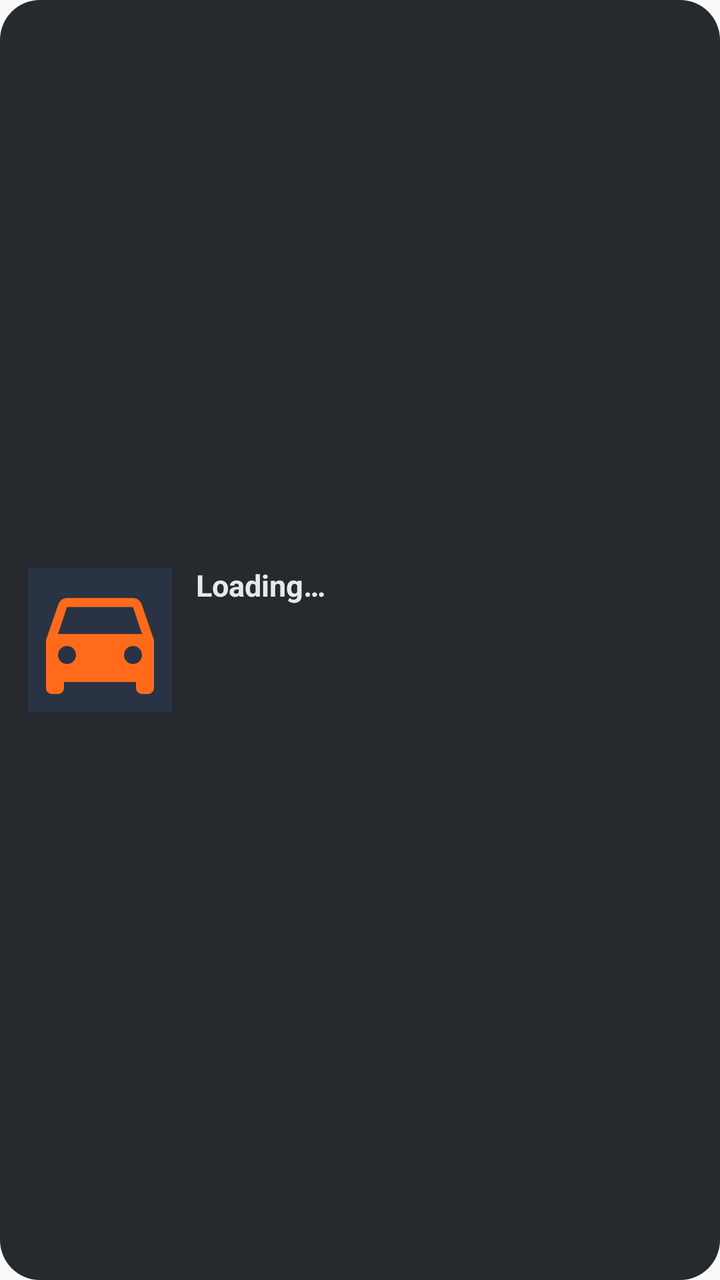
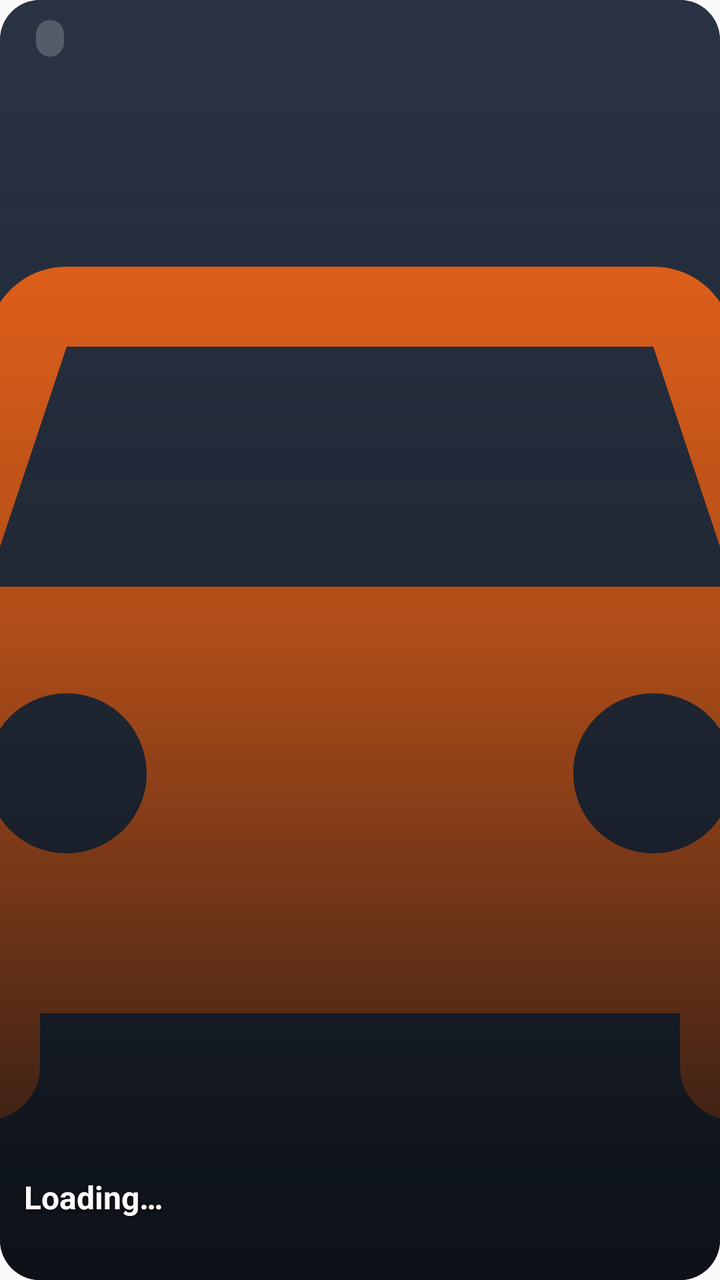

Compare the two renders of this Android layout. The source of the first and the diff that turns it into the second are given below.
<!-- AndroidManifest.xml: application theme Theme.AppCompat.DayNight.NoActionBar -->
<!-- res/layout/widget_layout.xml -->
<?xml version="1.0" encoding="utf-8"?>
<LinearLayout xmlns:android="http://schemas.android.com/apk/res/android"
    android:id="@+id/widget_root"
    android:layout_width="match_parent"
    android:layout_height="match_parent"
    android:orientation="horizontal"
    android:background="@drawable/widget_background"
    android:padding="14dp"
    android:gravity="center_vertical">

    <ImageView
        android:id="@+id/widget_photo"
        android:layout_width="72dp"
        android:layout_height="72dp"
        android:scaleType="centerCrop"
        android:src="@drawable/ic_car_placeholder"
        android:contentDescription="@string/car_photo" />

    <LinearLayout
        android:layout_width="0dp"
        android:layout_height="wrap_content"
        android:layout_weight="1"
        android:orientation="vertical"
        android:paddingStart="12dp">

        <TextView
            android:id="@+id/widget_car_name"
            android:layout_width="match_parent"
            android:layout_height="wrap_content"
            android:textColor="#e8e8ec"
            android:textSize="15sp"
            android:textStyle="bold"
            android:maxLines="1"
            android:ellipsize="end"
            android:text="Loading…" />

        <TextView
            android:id="@+id/widget_odometer"
            android:layout_width="match_parent"
            android:layout_height="wrap_content"
            android:textColor="#ff6b1a"
            android:textSize="13sp"
            android:textStyle="bold"
            android:paddingTop="2dp"
            android:text="" />

        <TextView
            android:id="@+id/widget_summary"
            android:layout_width="match_parent"
            android:layout_height="wrap_content"
            android:textColor="#8b95a5"
            android:textSize="11sp"
            android:paddingTop="4dp"
            android:text="" />

        <TextView
            android:id="@+id/widget_items"
            android:layout_width="match_parent"
            android:layout_height="wrap_content"
            android:textColor="#cc5500"
            android:textSize="10sp"
            android:paddingTop="3dp"
            android:maxLines="2"
            android:ellipsize="end"
            android:text="" />

    </LinearLayout>
</LinearLayout>
<!-- resources referenced by this layout -->
<resources>
  <!-- drawable ic_car_placeholder (drawable) -->
  <?xml version="1.0" encoding="utf-8"?>
  <vector xmlns:android="http://schemas.android.com/apk/res/android"
      android:width="72dp"
      android:height="72dp"
      android:viewportWidth="24"
      android:viewportHeight="24">
      <path
          android:fillColor="#2a3344"
          android:pathData="M0,0h24v24H0z"/>
      <path
          android:fillColor="#ff6b1a"
          android:pathData="M18.92,6.01C18.72,5.42 18.16,5 17.5,5h-11c-0.66,0 -1.21,0.42 -1.42,1.01L3,12v8c0,0.55 0.45,1 1,1h1c0.55,0 1,-0.45 1,-1v-1h12v1c0,0.55 0.45,1 1,1h1c0.55,0 1,-0.45 1,-1v-8l-2.08,-5.99zM6.5,16C5.67,16 5,15.33 5,14.5S5.67,13 6.5,13 8,13.67 8,14.5 7.33,16 6.5,16zM17.5,16c-0.83,0 -1.5,-0.67 -1.5,-1.5S16.67,13 17.5,13s1.5,0.67 1.5,1.5S18.33,16 17.5,16zM5,11l1.5,-4.5h11L19,11H5z"/>
  </vector>
  <!-- drawable widget_background (drawable) -->
  <?xml version="1.0" encoding="utf-8"?>
  <shape xmlns:android="http://schemas.android.com/apk/res/android">
      <solid android:color="#E00a0e14" />
      <corners android:radius="20dp" />
  </shape>
  <string name="car_photo">Car photo</string>
</resources>

<!-- the commit's change to res/layout/widget_layout.xml (unified diff, before → after) -->
@@ -1,68 +1,130 @@
 <?xml version="1.0" encoding="utf-8"?>
-<LinearLayout xmlns:android="http://schemas.android.com/apk/res/android"
+<FrameLayout xmlns:android="http://schemas.android.com/apk/res/android"
     android:id="@+id/widget_root"
     android:layout_width="match_parent"
     android:layout_height="match_parent"
-    android:orientation="horizontal"
     android:background="@drawable/widget_background"
-    android:padding="14dp"
-    android:gravity="center_vertical">
+    android:clipToOutline="true"
+    android:outlineProvider="background">
 
+    
     <ImageView
         android:id="@+id/widget_photo"
-        android:layout_width="72dp"
-        android:layout_height="72dp"
+        android:layout_width="match_parent"
+        android:layout_height="match_parent"
         android:scaleType="centerCrop"
         android:src="@drawable/ic_car_placeholder"
         android:contentDescription="@string/car_photo" />
 
+    
+    <View
+        android:layout_width="match_parent"
+        android:layout_height="match_parent"
+        android:background="@drawable/widget_photo_scrim" />
+
+    
     <LinearLayout
-        android:layout_width="0dp"
+        android:layout_width="wrap_content"
         android:layout_height="wrap_content"
-        android:layout_weight="1"
+        android:layout_gravity="top|start"
+        android:orientation="horizontal"
+        android:paddingStart="12dp"
+        android:paddingTop="10dp"
+        android:paddingEnd="12dp"
+        android:gravity="center_vertical">
+
+        <TextView
+            android:id="@+id/widget_make"
+            android:layout_width="wrap_content"
+            android:layout_height="wrap_content"
+            android:textColor="#e8e8ec"
+            android:textSize="11sp"
+            android:textStyle="italic"
+            android:shadowColor="#99000000"
+            android:shadowDx="0"
+            android:shadowDy="1"
+            android:shadowRadius="4"
+            android:text="" />
+
+        <TextView
+            android:id="@+id/widget_trim"
+            android:layout_width="wrap_content"
+            android:layout_height="wrap_content"
+            android:layout_marginStart="6dp"
+            android:textColor="#8b95a5"
+            android:textSize="9sp"
+            android:paddingStart="7dp"
+            android:paddingEnd="7dp"
+            android:paddingTop="3dp"
+            android:paddingBottom="3dp"
+            android:background="@drawable/widget_badge_bg"
+            android:text="" />
+
+    </LinearLayout>
+
+    
+    <LinearLayout
+        android:layout_width="match_parent"
+        android:layout_height="wrap_content"
+        android:layout_gravity="bottom"
         android:orientation="vertical"
-        android:paddingStart="12dp">
+        android:paddingStart="12dp"
+        android:paddingEnd="12dp"
+        android:paddingBottom="10dp"
+        android:paddingTop="8dp">
 
         <TextView
             android:id="@+id/widget_car_name"
             android:layout_width="match_parent"
             android:layout_height="wrap_content"
-            android:textColor="#e8e8ec"
-            android:textSize="15sp"
+            android:textColor="#ffffff"
+            android:textSize="16sp"
             android:textStyle="bold"
             android:maxLines="1"
             android:ellipsize="end"
+            android:shadowColor="#bb000000"
+            android:shadowDx="0"
+            android:shadowDy="1"
+            android:shadowRadius="4"
             android:text="Loading…" />
 
-        <TextView
-            android:id="@+id/widget_odometer"
+        <LinearLayout
             android:layout_width="match_parent"
             android:layout_height="wrap_content"
-            android:textColor="#ff6b1a"
-            android:textSize="13sp"
-            android:textStyle="bold"
-            android:paddingTop="2dp"
-            android:text="" />
+            android:orientation="horizontal"
+            android:layout_marginTop="3dp"
+            android:gravity="center_vertical">
 
-        <TextView
-            android:id="@+id/widget_summary"
-            android:layout_width="match_parent"
-            android:layout_height="wrap_content"
-            android:textColor="#8b95a5"
-            android:textSize="11sp"
-            android:paddingTop="4dp"
-            android:text="" />
+            <TextView
+                android:id="@+id/widget_odometer"
+                android:layout_width="wrap_content"
+                android:layout_height="wrap_content"
+                android:textColor="#ff6b1a"
+                android:textSize="13sp"
+                android:textStyle="bold"
+                android:shadowColor="#bb000000"
+                android:shadowDx="0"
+                android:shadowDy="1"
+                android:shadowRadius="3"
+                android:text="" />
 
-        <TextView
-            android:id="@+id/widget_items"
-            android:layout_width="match_parent"
-            android:layout_height="wrap_content"
-            android:textColor="#cc5500"
-            android:textSize="10sp"
-            android:paddingTop="3dp"
-            android:maxLines="2"
-            android:ellipsize="end"
-            android:text="" />
+            <TextView
+                android:id="@+id/widget_status"
+                android:layout_width="wrap_content"
+                android:layout_height="wrap_content"
+                android:layout_marginStart="8dp"
+                android:textColor="#8b95a5"
+                android:textSize="10sp"
+                android:maxLines="1"
+                android:ellipsize="end"
+                android:shadowColor="#bb000000"
+                android:shadowDx="0"
+                android:shadowDy="1"
+                android:shadowRadius="3"
+                android:text="" />
+
+        </LinearLayout>
 
     </LinearLayout>
-</LinearLayout>
+
+</FrameLayout>
<!-- resource entries referenced after the edit -->
@@ -20,6 +20,22 @@
       <solid android:color="#E00a0e14" />
       <corners android:radius="20dp" />
   </shape>
+  <!-- drawable widget_badge_bg (drawable) -->
+  <?xml version="1.0" encoding="utf-8"?>
+  <shape xmlns:android="http://schemas.android.com/apk/res/android"
+      android:shape="rectangle">
+      <solid android:color="#33ffffff" />
+      <corners android:radius="999dp" />
+  </shape>
+  <!-- drawable widget_photo_scrim (drawable) -->
+  <?xml version="1.0" encoding="utf-8"?>
+  <shape xmlns:android="http://schemas.android.com/apk/res/android">
+      <gradient
+          android:startColor="#000a0e14"
+          android:centerColor="#550a0e14"
+          android:endColor="#ee0a0e14"
+          android:angle="270" />
+  </shape>
   <string name="car_photo">Car photo</string>
 </resources>
 
